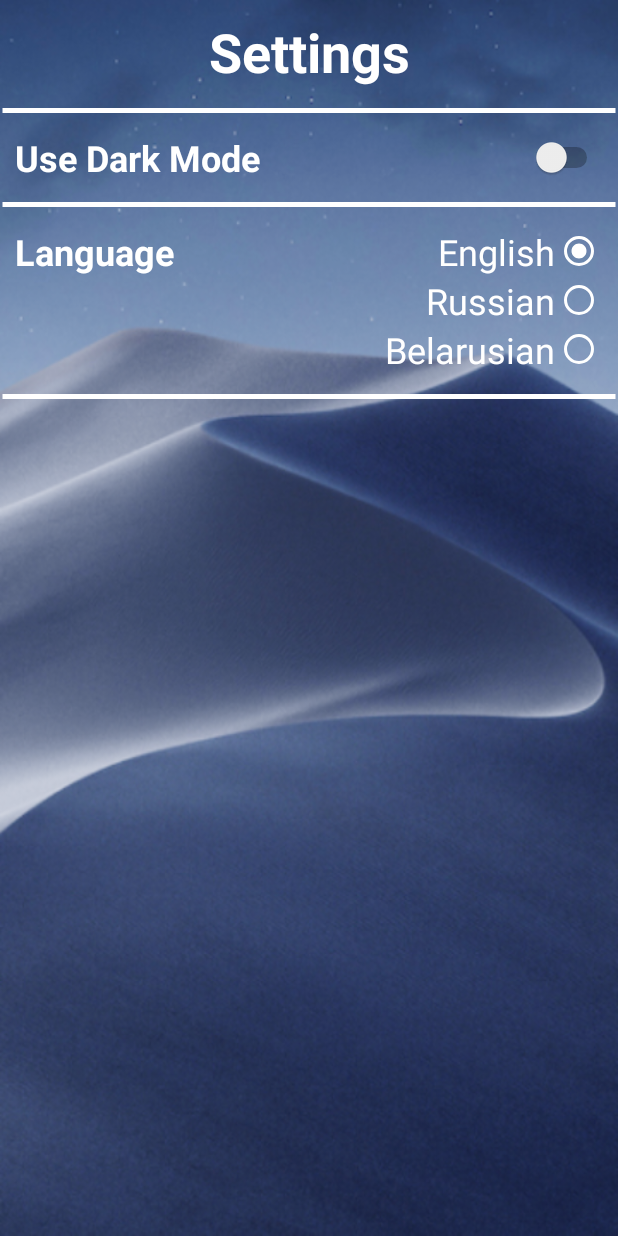
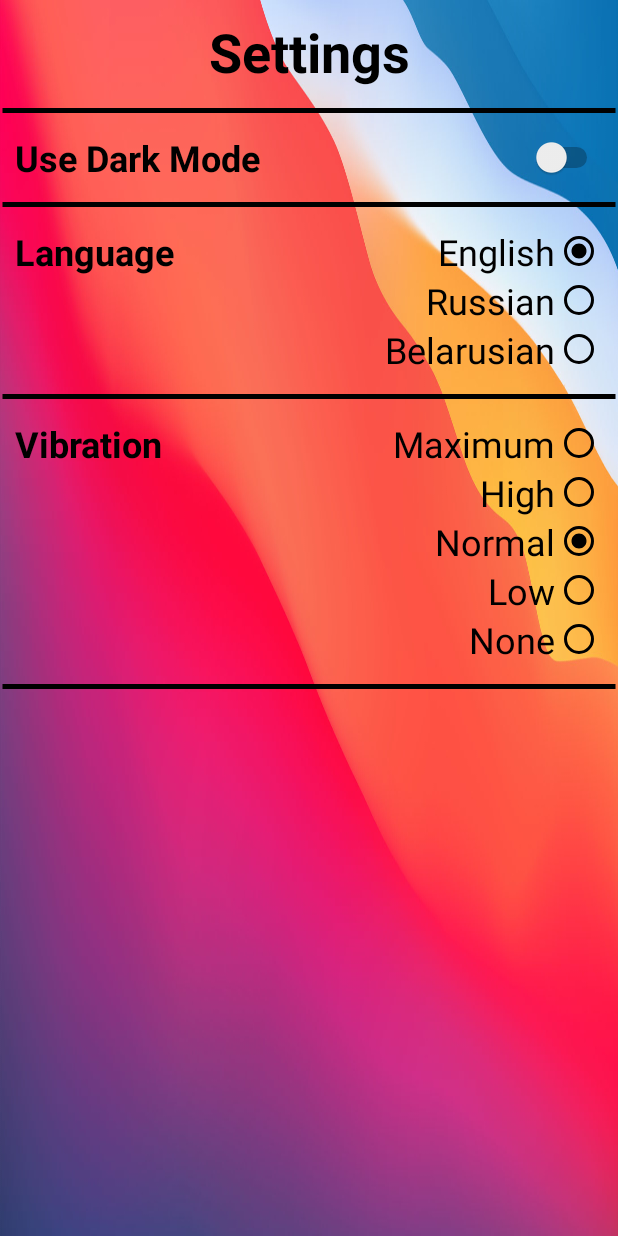
Before and after one commit to In8finityMsA/Spectator, an Android app: the Settings screen opened directly, with no data from a screen before it, on a phone screen of 412 x 824 dp. Run offline under Robolectric (Android 15) with nearby library versions, the phone set to English and light mode, and no system bars.

Commit message:
Settings updated.

```diff
--- a/app/build.gradle
+++ b/app/build.gradle
@@ -5,7 +5,7 @@ android {
     buildToolsVersion "29.0.2"
     defaultConfig {
         applicationId "com.spectator"
-        minSdkVersion 21
+        minSdkVersion 20
         targetSdkVersion 29
         versionCode 1
         versionName "1.0"
--- a/app/src/main/java/com/spectator/Spectator.java
+++ b/app/src/main/java/com/spectator/Spectator.java
@@ -4,13 +4,11 @@ import android.app.Application;
 import android.content.SharedPreferences;
 import android.util.Log;
 
-import androidx.appcompat.app.AppCompatActivity;
 import androidx.appcompat.app.AppCompatDelegate;
 
 import com.spectator.utils.PreferencesIO;
 
 import static com.spectator.utils.PreferencesIO.IS_NIGHT_MODE;
-import static com.spectator.utils.PreferencesIO.MY_SETTINGS;
 
 public class Spectator extends Application {
 
@@ -19,6 +17,7 @@ public class Spectator extends Application {
 
     @Override
     public void onCreate() {
+
         super.onCreate();
 
         preferencesIO = new PreferencesIO(this);
@@ -48,6 +47,5 @@ public class Spectator extends Application {
         else {
             AppCompatDelegate.setDefaultNightMode(AppCompatDelegate.MODE_NIGHT_NO);
         }
-
     }
 }
--- a/app/src/main/java/com/spectator/counter/MainCounterScreen.java
+++ b/app/src/main/java/com/spectator/counter/MainCounterScreen.java
@@ -143,7 +143,7 @@ public class MainCounterScreen extends AppCompatActivity {
 
 
                 Vibrator vibe = (Vibrator) getSystemService(Context.VIBRATOR_SERVICE);
-                vibe.vibrate(10);
+                vibe.vibrate(500);
 
 
                 //Creating new voter
--- a/app/src/main/java/com/spectator/utils/PreferencesIO.java
+++ b/app/src/main/java/com/spectator/utils/PreferencesIO.java
@@ -10,6 +10,7 @@ public class PreferencesIO {
     public static final String MY_SETTINGS = "Settings";
     public static final String IS_FIRST_TIME = "Is first time";
     public static final String LANG_RADIOBUTTON_INDEX = "Saved language button index";
+    public static final String VIBE_RADIOBUTTON_INDEX = "Saved vibration button index";
     public static final String IS_NIGHT_MODE = "Night mode";
     public static final String WALLPAPERS_INDEX = "Wallpaper";
     public final static String TEXT_RADIOBUTTON_INDEX = "Text size button index";
--- a/app/src/main/res/layout/daily_info_fragment.xml
+++ b/app/src/main/res/layout/daily_info_fragment.xml
@@ -25,7 +25,7 @@
             android:layout_weight="1"
             android:gravity="bottom"
             android:orientation="vertical"
-            android:paddingBottom="8dp">
+            android:paddingBottom="16dp">
 
             <ImageView
                 android:id="@+id/down_arrow_left"
@@ -49,7 +49,7 @@
             android:layout_width="0dp"
             android:layout_height="wrap_content"
             android:layout_gravity="center"
-            android:layout_weight="1"
+            android:layout_weight="2"
             android:gravity="center"
             android:orientation="vertical">
 
@@ -79,7 +79,7 @@
             android:layout_weight="1"
             android:gravity="bottom"
             android:orientation="vertical"
-            android:paddingBottom="8dp">
+            android:paddingBottom="16dp">
 
             <ImageView
                 android:id="@+id/down_arrow_right"
--- a/app/src/main/res/layout/details_activity.xml
+++ b/app/src/main/res/layout/details_activity.xml
@@ -12,7 +12,7 @@
         android:background="@color/colorAccentDark"
         android:gravity="center"
         android:text="@string/details"
-        android:textColor="@color/white"
+        android:textColor="#FFFFFF"
         android:textSize="24sp"
         android:textStyle="bold"
         app:layout_constraintEnd_toEndOf="parent"
@@ -28,11 +28,11 @@
         app:layout_constraintHorizontal_bias="0.0"
         app:layout_constraintStart_toStartOf="parent"
         app:layout_constraintTop_toBottomOf="@+id/details_headline"
-        app:tabBackground="@color/colorBackgroundDark"
+        app:tabBackground="@color/colorPrimaryDark"
         app:tabIndicatorColor="@color/colorAccentDark"
         app:tabIndicatorGravity="stretch"
         app:tabTextAppearance="@style/TextAppearance.AppCompat.Headline"
-        app:tabTextColor="@color/white"
+        app:tabTextColor="#FFFFFF"
         app:tabUnboundedRipple="false">
 
         <com.google.android.material.tabs.TabItem
--- a/app/src/main/res/layout/main_counter2.xml
+++ b/app/src/main/res/layout/main_counter2.xml
@@ -138,7 +138,7 @@
     <com.spectator.counter.VerticalViewPager
         android:id="@+id/pager"
         android:layout_width="0dp"
-        android:layout_height="100dp"
+        android:layout_height="120dp"
         android:layout_marginStart="10dp"
         android:layout_marginEnd="10dp"
         android:clickable="true"
@@ -156,7 +156,7 @@
         android:layout_height="wrap_content"
         android:layout_marginStart="10dp"
         android:layout_marginEnd="10dp"
-        android:layout_marginBottom="64dp"
+        android:layout_marginBottom="72dp"
         android:orientation="vertical"
         app:layout_constraintBottom_toBottomOf="parent"
         app:layout_constraintEnd_toEndOf="parent"
--- a/app/src/main/res/layout/settings_activity.xml
+++ b/app/src/main/res/layout/settings_activity.xml
@@ -137,6 +137,102 @@
                 android:layout_height="10dp"
                 app:srcCompat="@drawable/line" />
 
+            <LinearLayout
+                android:layout_width="match_parent"
+                android:layout_height="match_parent"
+                android:layout_margin="10dp"
+                android:orientation="horizontal">
+
+                <TextView
+                    android:id="@+id/vibe"
+                    android:layout_width="wrap_content"
+                    android:layout_height="match_parent"
+                    android:layout_weight="1"
+                    android:gravity="start"
+                    android:text="Vibration"
+                    android:textColor="@color/white"
+                    android:textSize="24sp"
+                    android:textStyle="bold" />
+
+                <RadioGroup
+                    android:id="@+id/vibe_selection"
+                    android:layout_width="wrap_content"
+                    android:layout_height="wrap_content"
+                    android:layout_gravity="end"
+                    android:layout_weight="1"
+                    android:gravity="center">
+
+                    <RadioButton
+                        android:id="@+id/vibe_max"
+                        android:layout_width="match_parent"
+                        android:layout_height="wrap_content"
+                        android:layout_gravity="start"
+                        android:buttonTint="@color/white"
+                        android:checked="false"
+                        android:layoutDirection="rtl"
+                        android:text="Maximum"
+                        android:textAlignment="textEnd"
+                        android:textColor="@color/white"
+                        android:textSize="24sp" />
+
+                    <RadioButton
+                        android:id="@+id/vibe_high"
+                        android:layout_width="match_parent"
+                        android:layout_height="wrap_content"
+                        android:layout_gravity="start"
+                        android:buttonTint="@color/white"
+                        android:layoutDirection="rtl"
+                        android:text="High"
+                        android:textAlignment="textEnd"
+                        android:textAllCaps="false"
+                        android:textColor="@color/white"
+                        android:textSize="24sp" />
+
+                    <RadioButton
+                        android:id="@+id/vibe_normal"
+                        android:layout_width="match_parent"
+                        android:layout_height="wrap_content"
+                        android:layout_gravity="start"
+                        android:buttonTint="@color/white"
+                        android:checked="true"
+                        android:layoutDirection="rtl"
+                        android:text="Normal"
+                        android:textAlignment="textEnd"
+                        android:textColor="@color/white"
+                        android:textSize="24sp" />
+
+                    <RadioButton
+                        android:id="@+id/vibe_low"
+                        android:layout_width="match_parent"
+                        android:layout_height="wrap_content"
+                        android:layout_gravity="start"
+                        android:buttonTint="@color/white"
+                        android:layoutDirection="rtl"
+                        android:text="Low"
+                        android:textAlignment="textEnd"
+                        android:textColor="@color/white"
+                        android:textSize="24sp" />
+
+                    <RadioButton
+                        android:id="@+id/vibe_none"
+                        android:layout_width="match_parent"
+                        android:layout_height="wrap_content"
+                        android:layout_gravity="start"
+                        android:buttonTint="@color/white"
+                        android:layoutDirection="rtl"
+                        android:text="None"
+                        android:textAlignment="textEnd"
+                        android:textColor="@color/white"
+                        android:textSize="24sp" />
+                </RadioGroup>
+            </LinearLayout>
+
+            <ImageView
+                android:id="@+id/separator4"
+                android:layout_width="match_parent"
+                android:layout_height="10dp"
+                app:srcCompat="@drawable/line" />
+
         </LinearLayout>
     </ScrollView>
 
--- a/app/src/main/res/values-night/colors.xml
+++ b/app/src/main/res/values-night/colors.xml
@@ -1,9 +1,8 @@
 <?xml version="1.0" encoding="utf-8"?>
 <resources>
-    <color name="white">#000000</color>
-    <color name="colorPrimaryLight">#FFFF00</color>
+    <color name="white">#FFFFFF</color>
     <color name="colorPrimaryDark">#616161</color>
     <color name="colorAccentDark">#0071E3</color>
     <color name="colorBackgroundDark">#333333</color>
-    <color name="colorButtonDark">#61616103</color>
+    <color name="colorButtonDark">#CC616161</color>
 </resources>
--- a/app/src/main/res/values/styles.xml
+++ b/app/src/main/res/values/styles.xml
@@ -7,6 +7,10 @@
         <item name="colorPrimary">@color/colorPrimaryDark</item>
         <item name="colorAccent">@color/colorAccentDark</item>
         <item name="colorButtonNormal">@color/colorButtonDark</item>
+    </style>
+
+    <style name="BackTheme" parent="Theme.AppCompat.Light.NoActionBar">
+        <item name="background">@drawable/main_background</item>
     </style>
 
     <style name="AppTheme.NoActionBar">
```
Also changed, not shown: app/src/main/java/com/spectator/menu/Settings.java (+50 -11 lines), app/src/main/res/values/colors.xml (+4 -4 lines), app/src/main/res/drawable-night/main_background.png (renamed from app/src/main/res/drawable/main_background.png), app/src/main/res/drawable/main_background.jpg (added).
